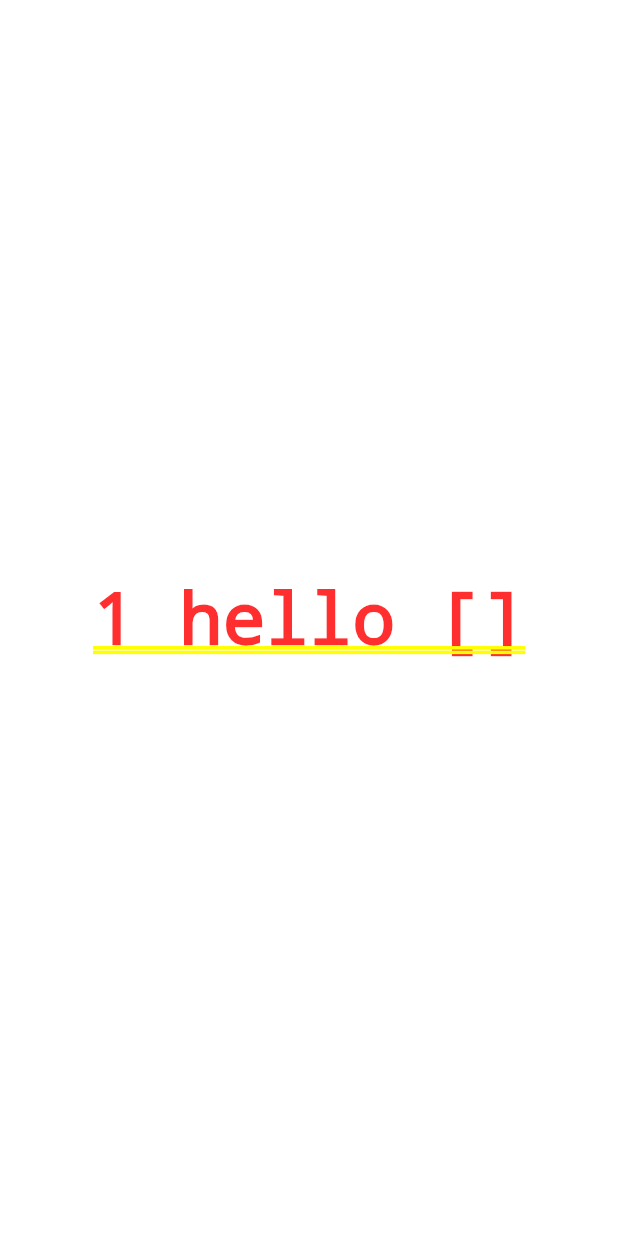
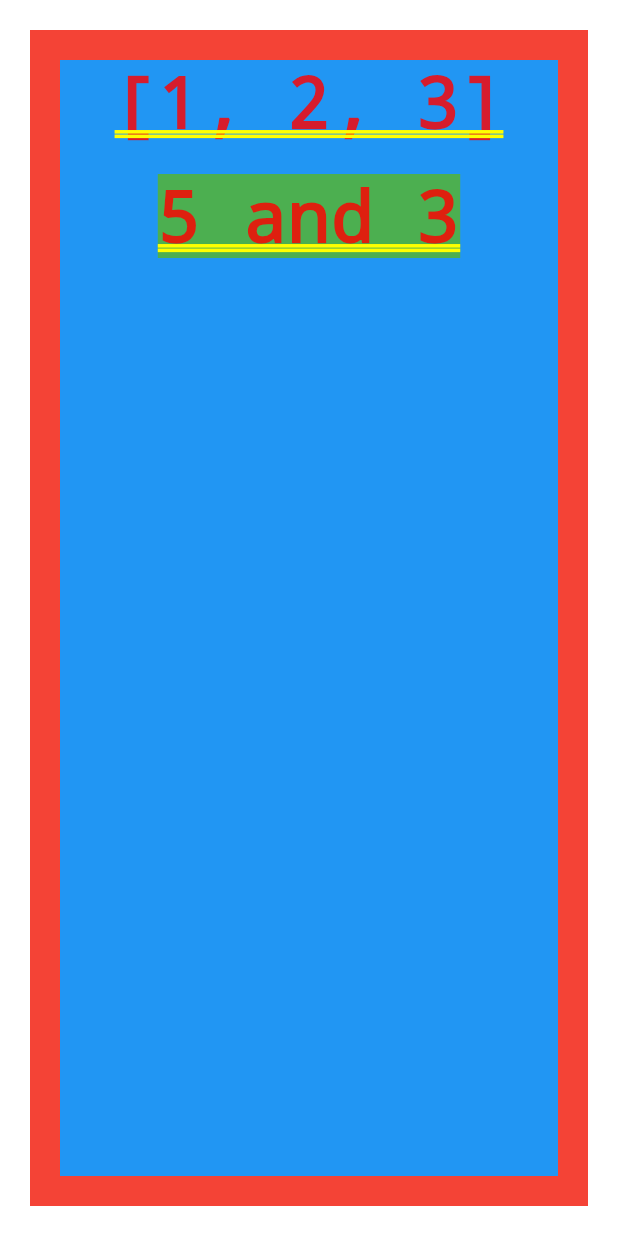
Before and after one commit to machinescream/service_waiter, a Flutter app: the screen it shows after launch, on a phone screen of 412 x 824 dp. Run offline on Flutter 3.47's test engine with Material 2 defaults, Android fonts, the phone set to English and light mode, and no system bars.

```diff
--- a/example/lib/main.dart
+++ b/example/lib/main.dart
@@ -20,36 +20,41 @@ class ServiceWaiterExample extends StatefulWidget {
 class _ServiceWaiterExampleState extends State<ServiceWaiterExample> {
   @override
   Widget build(BuildContext context) {
-    return ServiceProvider(
-      factory: (sw) {
-        sw.update<List>((waiter) => []);
-      },
-      child: ServiceProvider(
-        factory: (sw) {
-          sw.update((waiter) => "hello");
-        },
-        child: ServiceProvider(
-          factory: (sw) {
-            sw.update((waiter) => 1);
-          },
-          child: GestureDetector(
-            onTap: (){
-              setState(() {
-
-              });
-            },
+    return Container(
+      color: Colors.red,
+      margin: const EdgeInsets.all(20),
       child: Builder(
         builder: (ctx) {
-                return Center(
+          return Container(
+            color: Colors.blue,
+            margin: const EdgeInsets.all(20),
+            child: Column(
+              children: [
+                Text("${ctx.dependency<List<int>>()}"),
+                Builder(builder: (ctx) {
+                  return Container(
+                    color: Colors.green,
+                    margin: const EdgeInsets.all(20),
                     child: Text(
-                    "${ctx.dependency<int>()} ${ctx.dependency<String>()} ${ctx.dependency<List>()}",
+                      "${ctx.dependency<int>()} and ${ctx.dependency<List<int>>().length}",
+                    ),
+                  );
+                })
+              ],
             ),
           );
         },
+      ).enviroment(
+        (serviceWaiter) {
+          serviceWaiter.register((waiter) => 5);
+        },
+        ValueKey("second"),
       ),
-          ),
-        ),
-      ),
+    ).enviroment(
+      (serviceWaiter) {
+        serviceWaiter.register((waiter) => [1, 2, 3]);
+      },
+      ValueKey("first"),
     );
   }
 }
--- a/lib/service_waiter.dart
+++ b/lib/service_waiter.dart
@@ -2,4 +2,3 @@ library dependencies_container;
 
 export 'src/service_waiter.dart';
 export 'src/service_waiter_flutter.dart';
-export 'src/service_waiter_interface.dart';
--- a/lib/src/service_waiter.dart
+++ b/lib/src/service_waiter.dart
@@ -1,7 +1,5 @@
-import 'package:service_waiter/src/service_waiter_interface.dart';
-
 // Represents a service waiter that manages dependencies
-final class ServiceWaiter implements ServiceWaiterInterface {
+final class ServiceWaiter {
   // Cache for storing instantiated dependencies
   final _cache = <Type, Object>{};
 
@@ -9,14 +7,12 @@ final class ServiceWaiter implements ServiceWaiterInterface {
   final _factory = <Type, Object Function()>{};
 
   // Updates the factory with a new dependency getter
-  @override
-  void update<T extends Object>(T Function(ServiceWaiter waiter) getter) {
+  void register<T extends Object>(T Function(ServiceWaiter waiter) getter) {
     _factory[T] = () => getter(this);
   }
 
   // Retrieves a dependency of the given type, either from the cache or the factory
-  @override
-  T dependency<T>({bool existingInstance = true}) {
+  T get<T>({bool existingInstance = true}) {
     try {
       if (existingInstance) {
         return (_cache[T] ?? (_cache[T] = _factory[T]!())) as T;
@@ -29,13 +25,17 @@ final class ServiceWaiter implements ServiceWaiterInterface {
   }
 
   // Removes a cached singleton instance of the given type
-  @override
   void clearSingleton<T>() => _cache.remove(T);
 
   // Clears all cached instances and factory definitions
-  @override
   void clear() {
     _cache.clear();
     _factory.clear();
   }
 }
+
+// Custom exception for dependency not found errors
+class DependencyNotFoundException<T> implements Exception {
+  @override
+  String toString() => 'Dependency not found: $T undeclared';
+}
--- a/lib/src/service_waiter_flutter.dart
+++ b/lib/src/service_waiter_flutter.dart
@@ -1,66 +1,66 @@
 import 'package:flutter/material.dart';
 import 'package:service_waiter/service_waiter.dart';
 
-class ServiceProvider extends StatelessWidget {
-  final void Function(ServiceWaiterInterface serviceWaiter) factory;
-  final Widget child;
+typedef Updater = void Function(ServiceWaiter serviceWaiter);
 
-  ServiceProvider({
-    required this.factory,
-    required this.child,
-    super.key,
-  });
-
-  ServiceWaiterInterface serviceWaiter() => ServiceWaiter();
-
-  @override
-  Widget build(BuildContext context) {
-    return _ServiceWaiterProvider(
-      factory: factory,
-      child: child,
-      ownerContext: context,
-      serviceWaiterGetter: serviceWaiter,
+extension Environment on Widget {
+  ServiceWaiterProvider enviroment(Updater updater, [Key? key]) {
+    return ServiceWaiterProvider(
+      key: key,
+      child: this,
+      updater: updater,
     );
   }
 }
 
-final class _ServiceWaiterProvider extends InheritedWidget {
-  final BuildContext ownerContext;
-  final void Function(ServiceWaiterInterface serviceWaiter) factory;
-  final ServiceWaiterInterface Function() serviceWaiterGetter;
+final class ServiceWaiterProvider extends StatelessWidget {
+  final Updater updater;
+  final Widget child;
 
-  _ServiceWaiterProvider({
-    required this.factory,
+  const ServiceWaiterProvider({
+    super.key,
+    required this.updater,
+    required this.child,
+  });
+
+  @override
+  Widget build(BuildContext context) {
+    return ServiceWaiterInherited(
+      updater: updater,
+      child: child,
+      ownerElement: context,
+    );
+  }
+}
+
+final class ServiceWaiterInherited extends InheritedWidget {
+  final Updater updater;
+  final BuildContext ownerElement;
+
+  ServiceWaiterInherited({
+    required this.updater,
     required super.child,
-    required this.ownerContext,
-    required this.serviceWaiterGetter,
+    required this.ownerElement,
+    super.key,
   });
 
   @override
   InheritedElement createElement() {
-    return _InheritedElementWithDependencies(
-      this,
-      serviceWaiterGetter(),
-      factory,
-    );
+    return _InheritedElementWithDependencies(this, updater);
   }
 
   @override
-  bool updateShouldNotify(_ServiceWaiterProvider oldWidget) {
+  bool updateShouldNotify(ServiceWaiterInherited oldWidget) {
     return false;
   }
 }
 
 final class _InheritedElementWithDependencies extends InheritedElement {
-  final ServiceWaiterInterface serviceWaiter;
-  final void Function(ServiceWaiterInterface serviceWaiter) factory;
+  final Updater updater;
+  ServiceWaiter? serviceWaiter = ServiceWaiter();
 
-  _InheritedElementWithDependencies(
-    super.widget,
-    this.serviceWaiter,
-    this.factory,
-  ) {
-    factory(serviceWaiter);
+  _InheritedElementWithDependencies(super.widget, this.updater) {
+    updater(serviceWaiter!);
   }
 
   @override
@@ -68,30 +68,27 @@ final class _InheritedElementWithDependencies extends InheritedElement {
 
   @override
   void deactivate() {
+    serviceWaiter!.clear();
+    serviceWaiter = null;
     super.deactivate();
-    serviceWaiter.clear();
   }
 }
 
 extension ContextDependency on BuildContext {
   T dependency<T>({bool existingInstance = true}) {
-    return _searchForDependency<T>(this, existingInstance);
-  }
-
-  T _searchForDependency<T>(BuildContext? target, bool existingInstance) {
     final candidateWidget =
-        target?.getInheritedWidgetOfExactType<_ServiceWaiterProvider>();
-    final candidateElement = target
-        ?.getElementForInheritedWidgetOfExactType<_ServiceWaiterProvider>();
-    if (candidateElement == null)
+        this.getInheritedWidgetOfExactType<ServiceWaiterInherited>();
+    final candidateElement =
+        this.getElementForInheritedWidgetOfExactType<ServiceWaiterInherited>();
+    if (candidateElement == null || candidateWidget == null)
       throw Exception("ServiceWaiterProvider not found");
     try {
       return (candidateElement as _InheritedElementWithDependencies)
-          .serviceWaiter
-          .dependency<T>(existingInstance: existingInstance);
+          .serviceWaiter!
+          .get<T>(existingInstance: existingInstance);
     } on DependencyNotFoundException {
-      return _searchForDependency(
-          candidateWidget?.ownerContext, existingInstance);
+      return candidateWidget.ownerElement
+          .dependency(existingInstance: existingInstance);
     }
   }
 }
--- a/lib/src/service_waiter_interface.dart
+++ /dev/null
@@ -1,20 +0,0 @@
-// Represents a service waiter that manages dependencies
-abstract interface class ServiceWaiterInterface {
-  // Updates the factory with a new dependency getter
-  void update<T extends Object>(T Function(ServiceWaiterInterface waiter) getter);
-
-  // Retrieves a dependency of the given type, either from the cache or the factory
-  T dependency<T>({bool existingInstance = true});
-
-  // Removes a cached singleton instance of the given type
-  void clearSingleton<T>();
-
-  // Clears all cached instances and factory definitions
-  void clear();
-}
-
-// Custom exception for dependency not found errors
-class DependencyNotFoundException<T> implements Exception {
-  @override
-  String toString() => 'Dependency not found: $T undeclared';
-}
```
Lines whose indentation alone changed are shown as unchanged.
